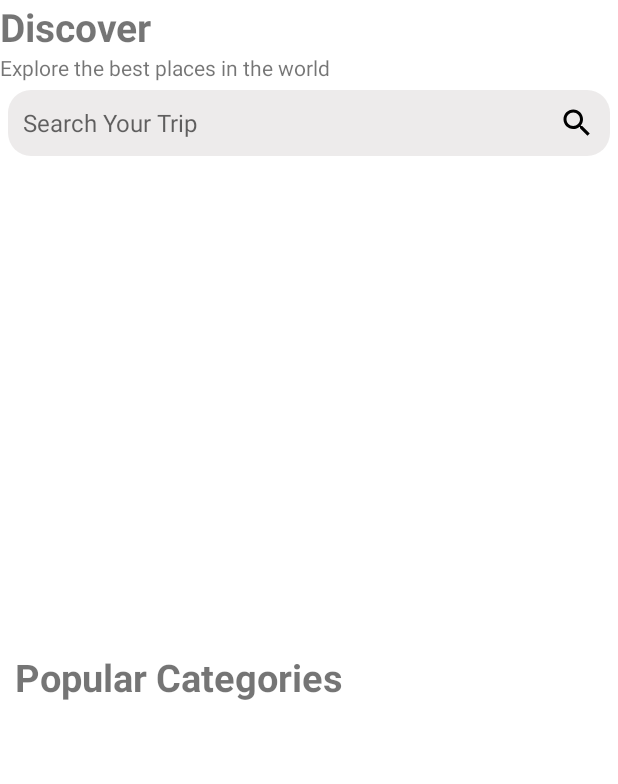
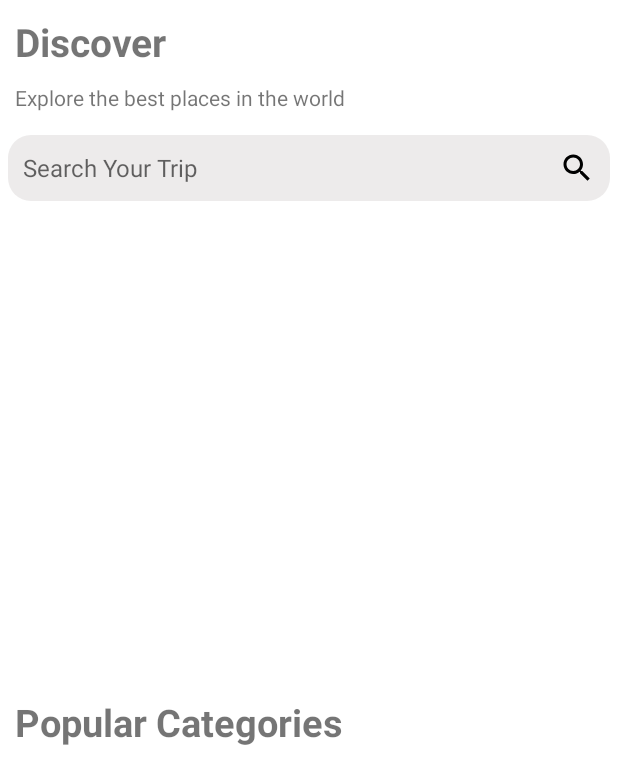
Before and after one commit to prasadthegreat799/ParyatN, an Android app: the layout fragment_home.xml on its own in the app's theme, with its tools: preview values and no code run, on a phone screen of 412 x 824 dp. Shown: the top 784 px of the screen. Run offline under Robolectric (Android 15) with nearby library versions, the phone set to English and light mode, and no system bars.

Commit message:
simple update

```diff
--- a/app/src/main/res/drawable-v24/toolbar_bg.xml
+++ b/app/src/main/res/drawable-v24/toolbar_bg.xml
@@ -1,6 +1,6 @@
 <?xml version="1.0" encoding="utf-8"?>
 <shape xmlns:android="http://schemas.android.com/apk/res/android" android:shape="rectangle">
-    <solid android:color="@color/purple_200"/>
+    <solid android:color="@color/teal_200"/>
     <size android:width="300dp"
         android:height="50dp"/>
     <corners
--- a/app/src/main/res/drawable/toolbar_bg.xml
+++ b/app/src/main/res/drawable/toolbar_bg.xml
@@ -1,6 +1,6 @@
 <?xml version="1.0" encoding="utf-8"?>
 <shape xmlns:android="http://schemas.android.com/apk/res/android" android:shape="rectangle">
-    <solid android:color="@color/purple_200"/>
+    <solid android:color="@color/teal_200"/>
     <size android:width="300dp"
         android:height="50dp"/>
     <corners
--- a/app/src/main/res/layout/fragment_home.xml
+++ b/app/src/main/res/layout/fragment_home.xml
@@ -3,6 +3,7 @@
     xmlns:tools="http://schemas.android.com/tools"
     android:layout_width="match_parent"
     android:layout_height="match_parent"
+    xmlns:app="http://schemas.android.com/apk/res-auto"
     android:orientation="vertical"
     tools:context=".Fragments.homeFragment">
 
@@ -12,11 +13,14 @@
         android:layout_height="wrap_content"
         android:text="Discover"
         android:textSize="26dp"
+        android:layout_margin="10dp"
         android:textStyle="bold" />
 
     <TextView
         android:layout_width="wrap_content"
         android:layout_height="wrap_content"
+        android:layout_marginBottom="10dp"
+        android:layout_marginLeft="10dp"
         android:text="Explore the best places in the world" />
 
     <EditText
```
